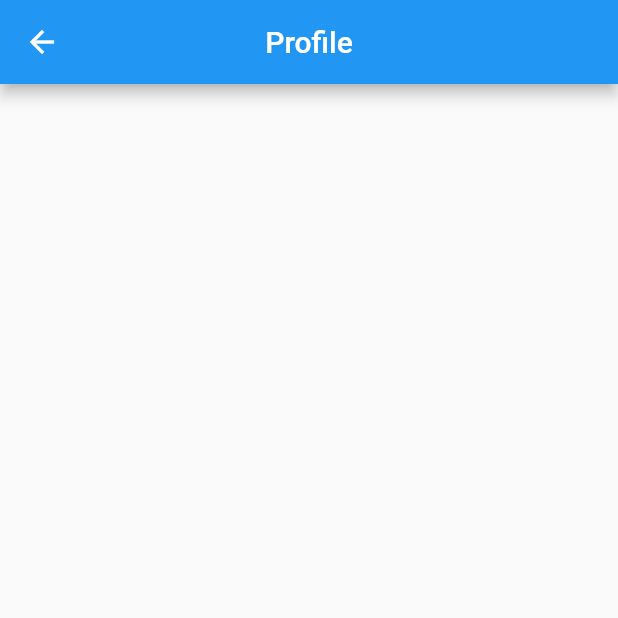
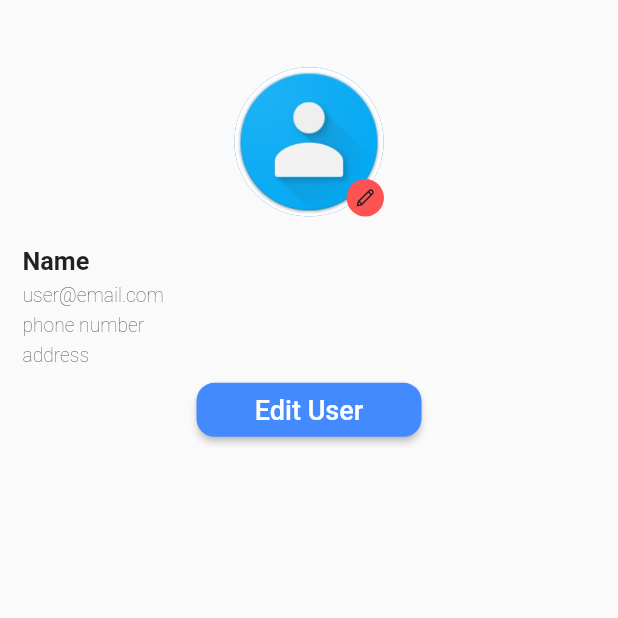
Before and after one commit to sayannath/zero_vendor, a Flutter app: the ProfilePage screen opened directly, on a phone screen of 412 x 824 dp, the top half of it. Run offline on Flutter 3.47's test engine with Material 2 defaults, Android fonts, the phone set to English and light mode, and no system bars; our stand-ins replace flutter_screenutil, geolocator, line_awesome_flutter, shared_preferences; accounts and stored records are empty; project files that could hold a hidden picture were left out.

Commit message:
profile page

```diff
--- a/lib/view/profilePage.dart
+++ b/lib/view/profilePage.dart
@@ -1,6 +1,12 @@
+import 'dart:convert';
+
 import 'package:flutter/material.dart';
 import 'package:http/http.dart' as http;
 import 'package:zero_vendor/services/userService.dart';
+import 'package:line_awesome_flutter/line_awesome_flutter.dart';
+import 'package:flutter_screenutil/flutter_screenutil.dart';
+
+import '../constants.dart';
 
 class ProfilePage extends StatefulWidget {
   @override
@@ -8,6 +14,7 @@ class ProfilePage extends StatefulWidget {
 }
 
 class _ProfilePageState extends State<ProfilePage> {
+  String data = "";
   @override
   void initState() {
     super.initState();
@@ -17,13 +24,96 @@ class _ProfilePageState extends State<ProfilePage> {
   getUserInfo() async {
     http.Response response = await UserService.getUserInfoRequest();
     print(response.body);
+    data = jsonDecode(response.body).toString();
   }
 
   @override
   Widget build(BuildContext context) {
+    ScreenUtil.init(context, height: 896, width: 414, allowFontScaling: true);
     return Scaffold(
-      appBar: AppBar(title: Text('Profile'), centerTitle: true),
-      body: Container(),
+      body: Container(
+        padding: EdgeInsets.all(15),
+        child: ListView(
+          children: <Widget>[
+            Container(
+              alignment: Alignment.center,
+              height: kSpacingUnit.w * 10,
+              width: kSpacingUnit.w * 10,
+              margin: EdgeInsets.only(top: kSpacingUnit.w * 3),
+              child: Stack(
+                alignment: Alignment.center,
+                children: <Widget>[
+                  CircleAvatar(
+                    radius: kSpacingUnit.w * 5,
+                    backgroundImage: AssetImage('assets/images/avatar.png'),
+                  ),
+                  Container(
+                    height: 100,
+                    width: 100,
+                    child: Container(
+                      alignment: Alignment.bottomRight,
+                      height: 15,
+                      width: 15,
+                      decoration: BoxDecoration(
+                        color: Colors.transparent,
+                        shape: BoxShape.circle,
+                      ),
+                      child: Container(
+                        height: 25,
+                        width: 25,
+                        decoration: BoxDecoration(
+                          color: Colors.redAccent,
+                          shape: BoxShape.circle,
+                        ),
+                        child: Icon(
+                          LineAwesomeIcons.pen,
+                          color: kDarkPrimaryColor,
+                          size: 15,
+                        ),
+                      ),
+                    ),
+                  ),
+                ],
+              ),
+            ),
+            SizedBox(height: kSpacingUnit.w * 2),
+            Text(
+              'Name',
+              style: kTitleTextStyle,
+            ),
+            SizedBox(height: kSpacingUnit.w * 0.5),
+            Text(
+              'user@email.com',
+              style: kCaptionTextStyle,
+            ),
+            SizedBox(height: kSpacingUnit.w * 0.5),
+            Text(
+              'phone number',
+              style: kCaptionTextStyle,
+            ),
+            SizedBox(height: kSpacingUnit.w * 0.5),
+            Text(
+              'address',
+              style: kCaptionTextStyle,
+            ),
+            SizedBox(height: kSpacingUnit.w * 0.5),
+            Container(
+              alignment: Alignment.center,
+              child: MaterialButton(
+                shape: RoundedRectangleBorder(
+                    borderRadius: BorderRadius.circular(12)),
+                onPressed: () => {},
+                color: Colors.blueAccent,
+                minWidth: 150,
+                child: Text(
+                  'Edit User',
+                  style: TextStyle(fontSize: 18, color: Colors.white),
+                ),
+              ),
+            ),
+          ],
+        ),
+      ),
     );
   }
 }
--- a/pubspec.yaml
+++ b/pubspec.yaml
@@ -15,6 +15,9 @@ dependencies:
   http: ^0.12.2
   shared_preferences: ^0.5.8
   geolocator: ^5.3.2+2
+  line_awesome_flutter: ^1.0.1
+  flutter_screenutil: ^2.3.0
+  animated_theme_switcher: "^1.0.5"
 
 dev_dependencies:
   flutter_test:
@@ -24,3 +27,4 @@ flutter:
   uses-material-design: true
   assets:
     - assets/images/splashScreenLogo.png
+    - assets/images/avatar.png
```
Also changed, not shown: lib/constants.dart (added, +60 -0 lines), assets/images/avatar.png (added), assets/images/icon.svg (added), pubspec.lock.
